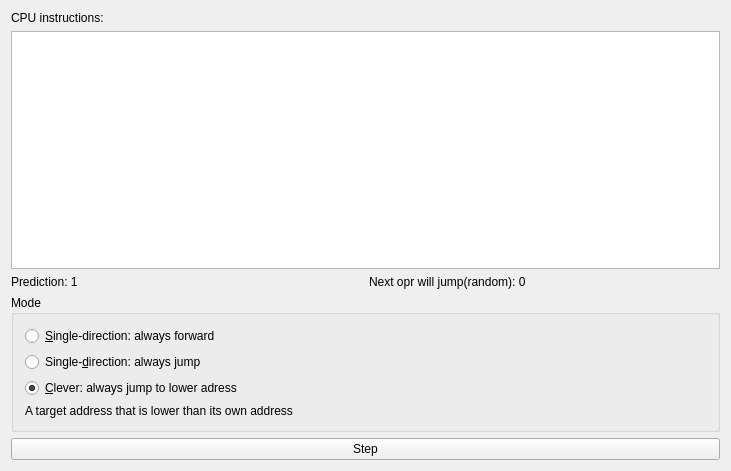
shlyakpavel/branch_predictor, file mainwindow.ui: the form before one commit.
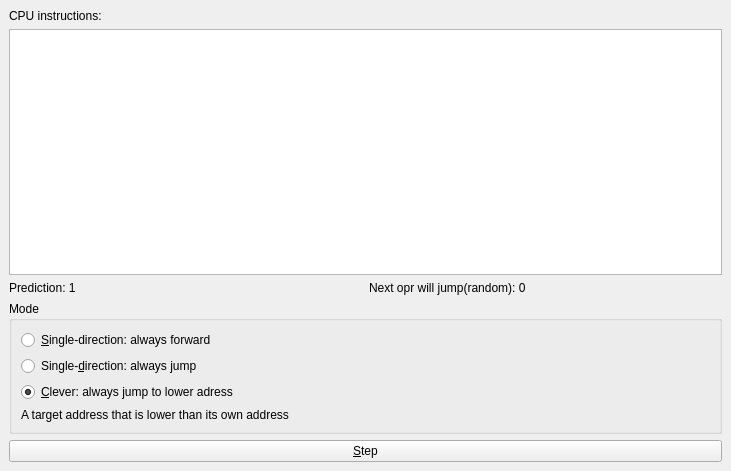
The form after the commit.

Diff of the .ui file:
```diff
--- a/mainwindow.ui
+++ b/mainwindow.ui
@@ -98,7 +98,7 @@
       <item>
        <widget class="QPushButton" name="StepButton">
         <property name="text">
-         <string>Step</string>
+         <string>&amp;Step</string>
         </property>
        </widget>
       </item>
@@ -107,7 +107,6 @@
    </layout>
   </widget>
  </widget>
- <layoutdefault spacing="6" margin="11"/>
  <resources/>
  <connections/>
 </ui>
```
Left out of the diff: 9 changed lines with no effect on the pictures.
